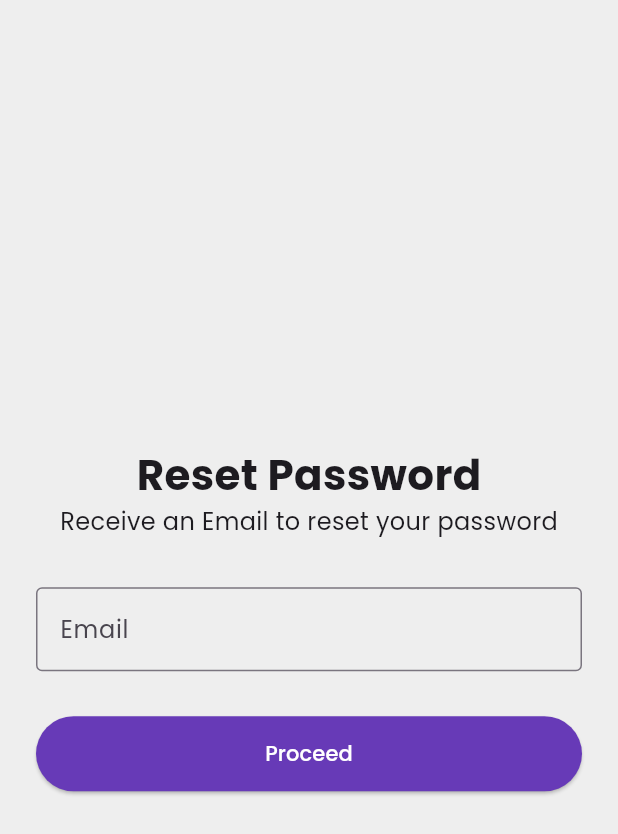
After one commit to SubramanyaKS/nammkart-mobile, a Flutter app: the ForgotPasswordScreen screen opened directly, on a phone screen of 412 x 824 dp. The commit adds this screen. Shown: the top 834 px of the screen. Run offline on Flutter 3.47's test engine with Material 3 defaults, Android fonts, the phone set to English and light mode, and no system bars; our stand-ins replace carousel_slider, flutter_dotenv, google_fonts; statements that could not run were skipped.

Commit message:
added screens

```diff
--- /dev/null
+++ b/lib/src/features/auth/presentation/screens/forgot_password_screen.dart
@@ -0,0 +1,50 @@
+import 'package:flutter/material.dart';
+import 'package:nammkart/src/config/common/custom_button.dart';
+
+class ForgotPasswordScreen extends StatefulWidget {
+  const ForgotPasswordScreen({super.key});
+
+  @override
+  State<ForgotPasswordScreen> createState() => _ForgotPasswordScreenState();
+}
+
+class _ForgotPasswordScreenState extends State<ForgotPasswordScreen> {
+  final emailController = TextEditingController();
+  @override
+  Widget build(BuildContext context) {
+    return Scaffold(
+      backgroundColor: Theme.of(context).scaffoldBackgroundColor,
+      body: Padding(
+        padding: const EdgeInsets.symmetric(horizontal: 24.0),
+        child: Center(
+          child: SingleChildScrollView(
+            child: Column(
+              children: [
+                Text(
+                  'Reset Password',
+                  style: TextStyle(
+                    fontSize: 28,
+                    fontWeight: FontWeight.bold,
+                  ),
+                ),
+                Text('Receive an Email to reset your password',style: TextStyle(fontSize: 16),),
+                const SizedBox(height: 32),
+                TextField(
+                  controller: emailController,
+                  decoration: const InputDecoration(
+                    labelText: 'Email',
+                    border: OutlineInputBorder(),
+                  ),
+                  keyboardType: TextInputType.emailAddress,
+                ),
+                const SizedBox(height: 30,),
+                CustomButton(title: 'Proceed', onPress: (){
+                },),
+              ],
+            ),
+          ),
+        ),
+      ),
+    );
+  }
+}
```
Also changed, not shown: lib/src/features/auth/presentation/screens/profile_screen.dart (added, +107 -0 lines), lib/src/features/home/presentation/screens/home_screen.dart (+7 -0 lines).
